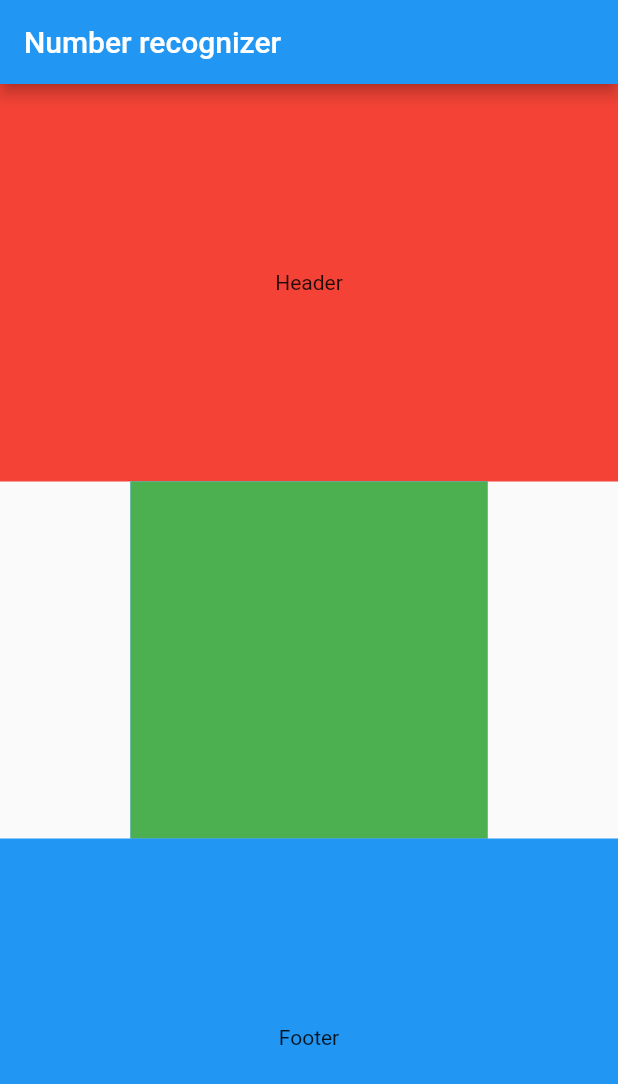
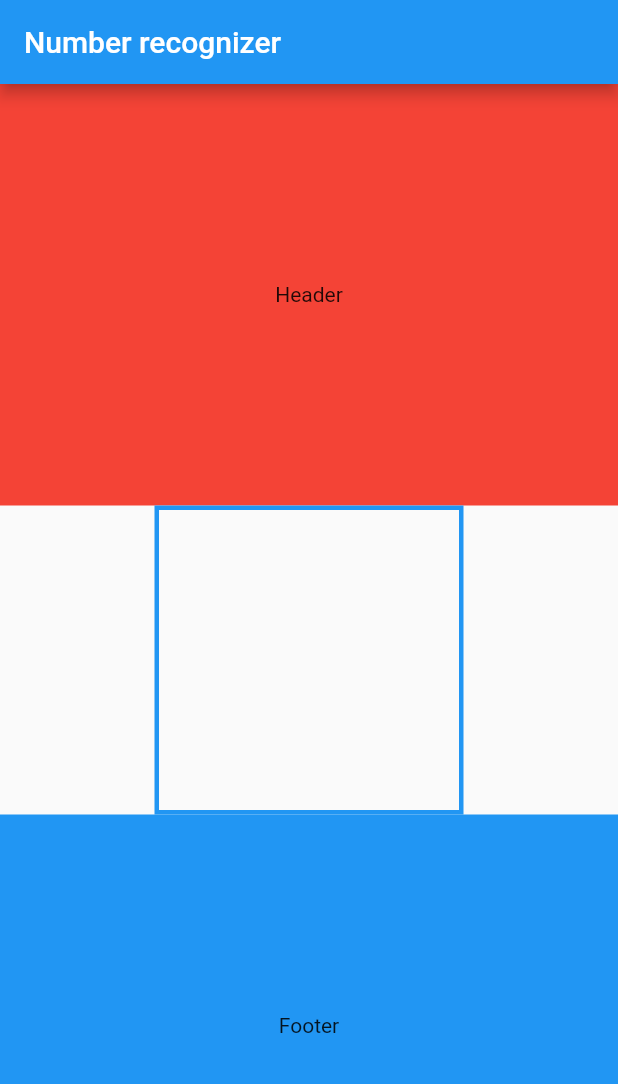
Before and after one commit to sergiofraile/when_flutter_meets_tensorflow_part_5, a Flutter app: the screen it shows after launch, on a phone screen of 412 x 824 dp. Shown: the top 1084 px of the screen. Run offline on Flutter 3.47's test engine with Material 2 defaults, Android fonts, the phone set to English and light mode, and no system bars.

Commit message:
Removing unnecessary parameters

```diff
--- a/lib/recognizer_screen.dart
+++ b/lib/recognizer_screen.dart
@@ -34,8 +34,6 @@ class _RecognizerScreen extends State<RecognizerScreen> {
               ),
             ),
             Container(
-              padding: EdgeInsets.all(16),
-              color: Colors.green,
               decoration: new BoxDecoration(
                 border: new Border.all(
                   width: 3.0,
```
